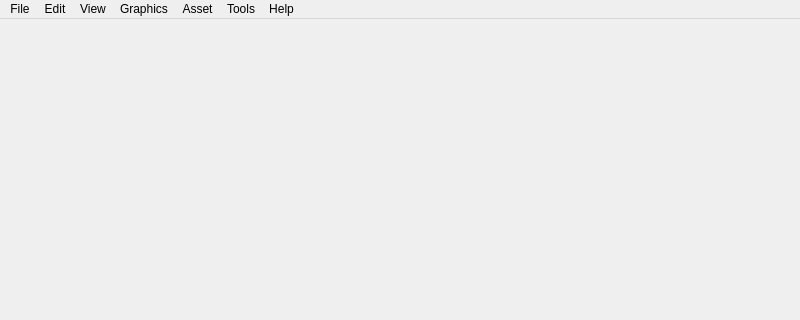
Old version of the form src/hlam/ui/MainWindow.ui in the repository SamVanheer/HalfLifeAssetManager; both pictures show x 0 to 800 and y 0 to 320 of the 800 by 600 pixel window.
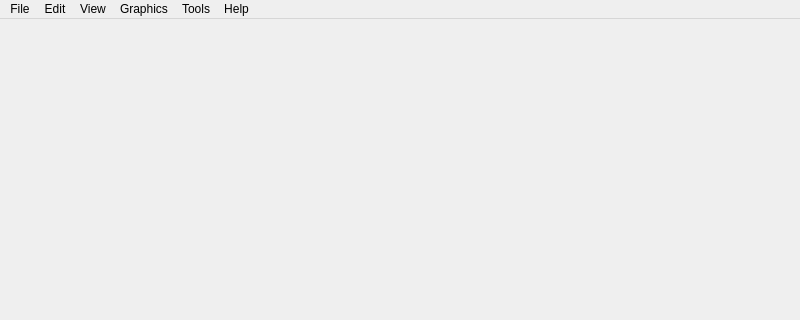
New version of the form.

Commit message: Rework asset menu creation to avoid creating menus at runtime

Diff of the .ui file:
```diff
--- a/src/hlam/ui/MainWindow.ui
+++ b/src/hlam/ui/MainWindow.ui
@@ -87,11 +87,6 @@
      <string>Edit</string>
     </property>
    </widget>
-   <widget class="QMenu" name="MenuAsset">
-    <property name="title">
-     <string>Asset</string>
-    </property>
-   </widget>
    <widget class="QMenu" name="MenuGraphics">
     <property name="title">
      <string>Graphics</string>
@@ -138,7 +133,6 @@
    <addaction name="MenuEdit"/>
    <addaction name="MenuView"/>
    <addaction name="MenuGraphics"/>
-   <addaction name="MenuAsset"/>
    <addaction name="MenuTools"/>
    <addaction name="MenuHelp"/>
   </widget>
```
The commit also changes 9 other files.
